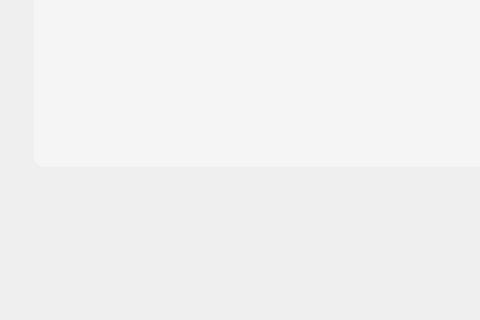
Qt form app/UI/main_quotation.ui (omegaBionic/maderation_front) before a commit; both pictures show x 516 to 996 and y 304 to 624 of the 1194 by 752 pixel window.
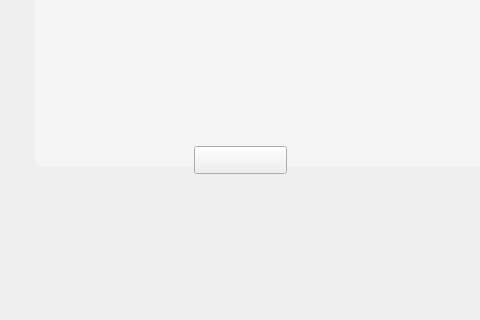
The same form after that commit. Icons and pictures are not drawn.

Commit message: add exit button everywhere

```diff
--- a/app/UI/main_quotation.ui
+++ b/app/UI/main_quotation.ui
@@ -1056,6 +1056,34 @@
      <string/>
     </property>
    </widget>
+   <widget class="QPushButton" name="pushButton_power">
+    <property name="geometry">
+     <rect>
+      <x>710</x>
+      <y>450</y>
+      <width>93</width>
+      <height>28</height>
+     </rect>
+    </property>
+    <property name="styleSheet">
+     <string notr="true">QPushButton {
+	border-image: url(:/pictures/img/powerOff.png);
+}
+
+QPushButton::hover {
+	border-image: url(:/pictures/img/powerOff_hover.png);
+
+}
+
+QPushButton::pressed {
+	border-image: url(:/pictures/img/powerOff_pressed.png);
+
+}</string>
+    </property>
+    <property name="text">
+     <string/>
+    </property>
+   </widget>
   </widget>
  </widget>
  <resources/>
```
The commit also changes 27 other files.
